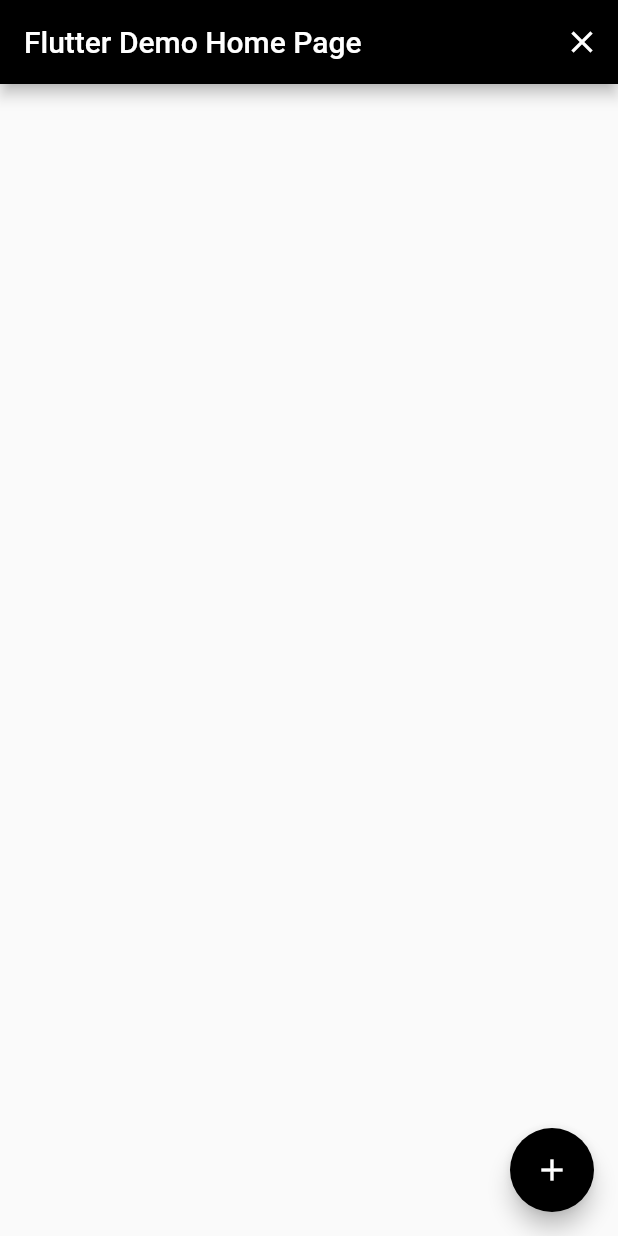
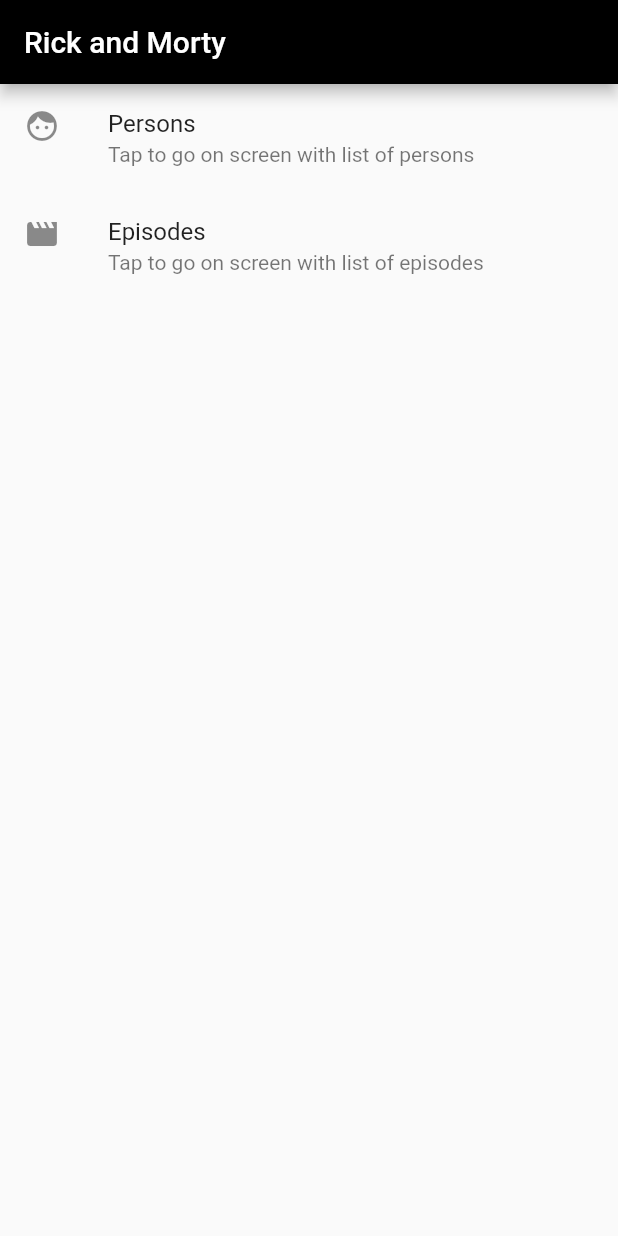
Before and after one commit to zemtsovanna/the-rick-and-morty-api-flutter-implementation, a Flutter app: the screen it shows after launch, on a phone screen of 412 x 824 dp. Run offline on Flutter 3.47's test engine with Material 2 defaults, Android fonts, the phone set to English and light mode, and no system bars; our stand-ins replace dio.

```diff
--- a/lib/main.dart
+++ b/lib/main.dart
@@ -1,5 +1,6 @@
-import 'package:dio/dio.dart';
 import 'package:flutter/material.dart';
+import 'package:my_rick_and_mortey/episodes_screen.dart';
+import 'package:my_rick_and_mortey/persons_screen.dart';
 
 void main() {
   runApp(const MyApp());
@@ -13,100 +14,48 @@ class MyApp extends StatelessWidget {
     return MaterialApp(
       title: 'Flutter Demo',
       theme: ThemeData(
+        appBarTheme: const AppBarTheme(color: Colors.black),
+        floatingActionButtonTheme: const FloatingActionButtonThemeData(
+          backgroundColor: Colors.black,
+        ),
         primarySwatch: Colors.blue,
       ),
-      home: const MyHomePage(title: 'Flutter Demo Home Page'),
+      initialRoute: HomeScreen.routName,
+      routes: {
+        HomeScreen.routName: (context) => const HomeScreen(),
+        PersonsScreen.routName: (context) => const PersonsScreen(),
+        EpisodesScreen.routName: (context) => const EpisodesScreen(),
+      },
     );
   }
 }
 
-class MyHomePage extends StatefulWidget {
-  const MyHomePage({Key? key, required this.title}) : super(key: key);
-
-  final String title;
-
-  @override
-  State<MyHomePage> createState() => _MyHomePageState();
-}
-
-class _MyHomePageState extends State<MyHomePage> {
-  List persons = [];
-
-  void _getPersons() async {
-    print('Получаем список персонажей');
-    final responce =
-        await Dio().get('https://rickandmortyapi.com/api/character');
-    setState(() {
-      persons = responce.data['results'];
-    });
-  }
+class HomeScreen extends StatelessWidget {
+  static const String routName = 'HomeScreen';
+  const HomeScreen({Key? key}) : super(key: key);
 
   @override
   Widget build(BuildContext context) {
     return Scaffold(
       appBar: AppBar(
-        backgroundColor: Colors.black,
-        title: Text(widget.title),
-        actions: [
-          IconButton(
-              onPressed: () {
-                setState(() {
-                  persons.clear();
-                });
-              },
-              icon: const Icon(Icons.clear))
-        ],
+        title: const Text('Rick and Morty'),
       ),
-      body: ListView.builder(
-        itemCount: persons.length,
-        itemBuilder: _buildPersonCard,
-      ),
-      floatingActionButton: FloatingActionButton(
-        onPressed: _getPersons,
-        tooltip: 'Increment',
-        backgroundColor: Colors.black,
-        child: const Icon(Icons.add),
-      ),
-    );
-  }
-
-  Widget _buildPersonCard(_, index) {
-    final name = persons[index]['name'];
-    final imageUrl = persons[index]['image'];
-    final status = persons[index]['status'];
-    final species = persons[index]['species'];
-    final gender = persons[index]['gender'];
-
-    return Padding(
-      padding: const EdgeInsets.symmetric(vertical: 4, horizontal: 8),
-      child: Row(
+      body: ListView(
         children: [
-          Expanded(child: Image.network(imageUrl)),
-          SizedBox(
-            width: 8,
+          ListTile(
+            onTap: () =>
+                Navigator.of(context).pushNamed(PersonsScreen.routName),
+            leading: const Icon(Icons.face),
+            title: const Text('Persons'),
+            subtitle: const Text('Tap to go on screen with list of persons'),
           ),
-          Expanded(
-              child: Column(
-            crossAxisAlignment: CrossAxisAlignment.start,
-            children: [
-              Text(
-                name,
-                style: TextStyle(fontWeight: FontWeight.bold, fontSize: 20),
-              ),
-              Text(
-                status,
-                style: TextStyle(fontSize: 17),
-              ),
-              Text(
-                species,
-                style: TextStyle(fontSize: 17),
-              ),
-              Text(
-                gender,
-                style: TextStyle(fontSize: 17),
-              ),
-            ],
-          )),
+          ListTile(
+            onTap: () =>
+                Navigator.of(context).pushNamed(EpisodesScreen.routName),
+            leading: const Icon(Icons.movie),
+            title: const Text('Episodes'),
+            subtitle: const Text('Tap to go on screen with list of episodes'),
+          ),
         ],
       ),
     );
```
Also changed, not shown: lib/episodes_screen.dart (added, +35 -0 lines), lib/persons_screen.dart (added, +113 -0 lines).
